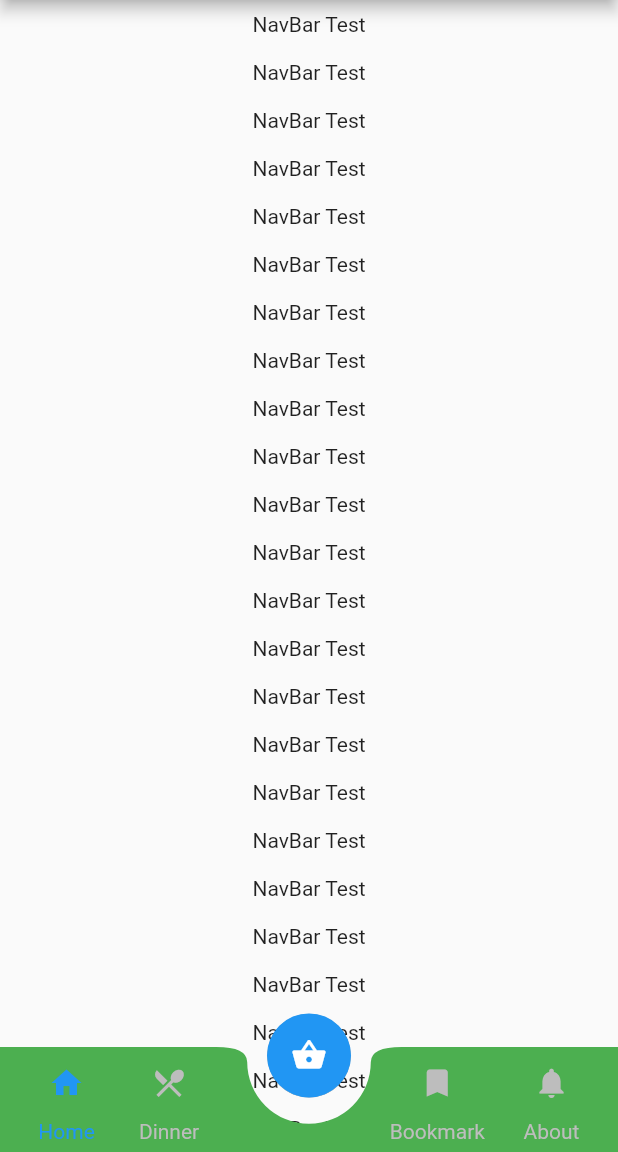
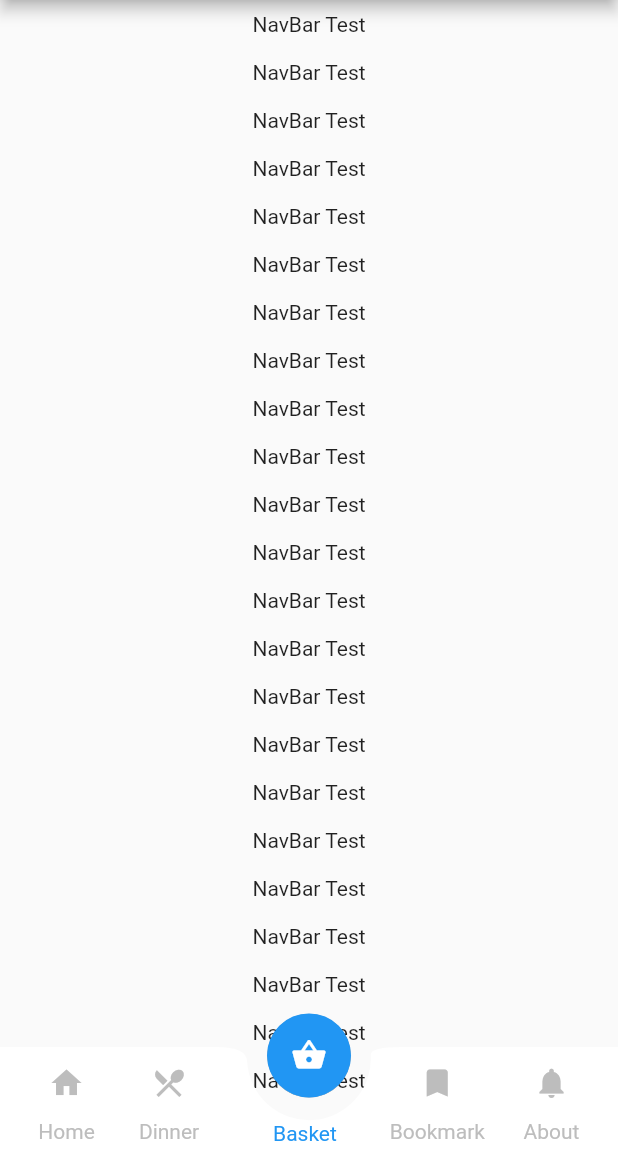
Before and after one commit to rajbahakdanyu/custom_navbar_flutter, a Flutter app: the screen it shows after launch, after a tap on the "shopping basket" icon, on a phone screen of 412 x 824 dp, the part 84-1236 px from its top. Run offline on Flutter 3.47's test engine with Material 2 defaults, Android fonts, the phone set to English and light mode, and no system bars.

Commit message:
Added label under floating action button

```diff
--- a/lib/main.dart
+++ b/lib/main.dart
@@ -99,7 +99,9 @@ class _MyHomePageState extends State<MyHomePage> {
                           backgroundColor: Colors.blue,
                           child: const Icon(Icons.shopping_basket),
                           elevation: 0.1,
-                          onPressed: () {},
+                          onPressed: () {
+                            setBottomBarIndex(2);
+                          },
                         ),
                       ),
                     ),
@@ -113,9 +115,18 @@ class _MyHomePageState extends State<MyHomePage> {
                           navBarItem(1, 'Dinner', Icons.restaurant_menu),
                           Container(
                             width: size.width * 0.20,
+                            padding: const EdgeInsets.only(left: 25, top: 35),
+                            child: Text(
+                              'Basket',
+                              style: TextStyle(
+                                color: currentIndex == 2
+                                    ? Colors.blue
+                                    : Colors.grey.shade400,
+                              ),
+                            ),
                           ),
-                          navBarItem(2, 'Bookmark', Icons.bookmark),
-                          navBarItem(3, 'About', Icons.notifications),
+                          navBarItem(3, 'Bookmark', Icons.bookmark),
+                          navBarItem(4, 'About', Icons.notifications),
                         ],
                       ),
                     ),
@@ -162,7 +173,7 @@ class BNBCustomPainter extends CustomPainter {
   @override
   void paint(Canvas canvas, Size size) {
     Paint paint = Paint()
-      ..color = Colors.green
+      ..color = Colors.white
       ..style = PaintingStyle.fill;
 
     Path path = Path();
@@ -170,7 +181,7 @@ class BNBCustomPainter extends CustomPainter {
     path.lineTo(size.width * 0.35, 0);
     path.quadraticBezierTo(size.width * 0.40, 0, size.width * 0.40, 10);
     path.arcToPoint(
-      Offset(size.width * 0.60, 10),
+      Offset(size.width * 0.60, 5),
       radius: const Radius.circular(10.0),
       clockwise: false,
     );
```
